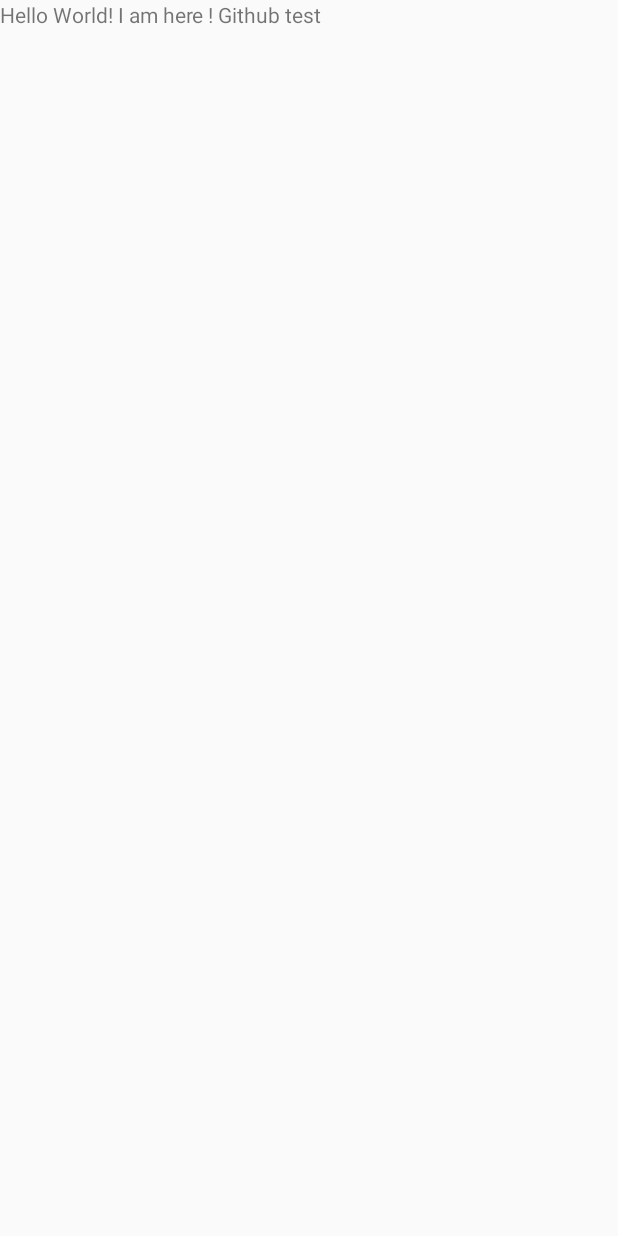
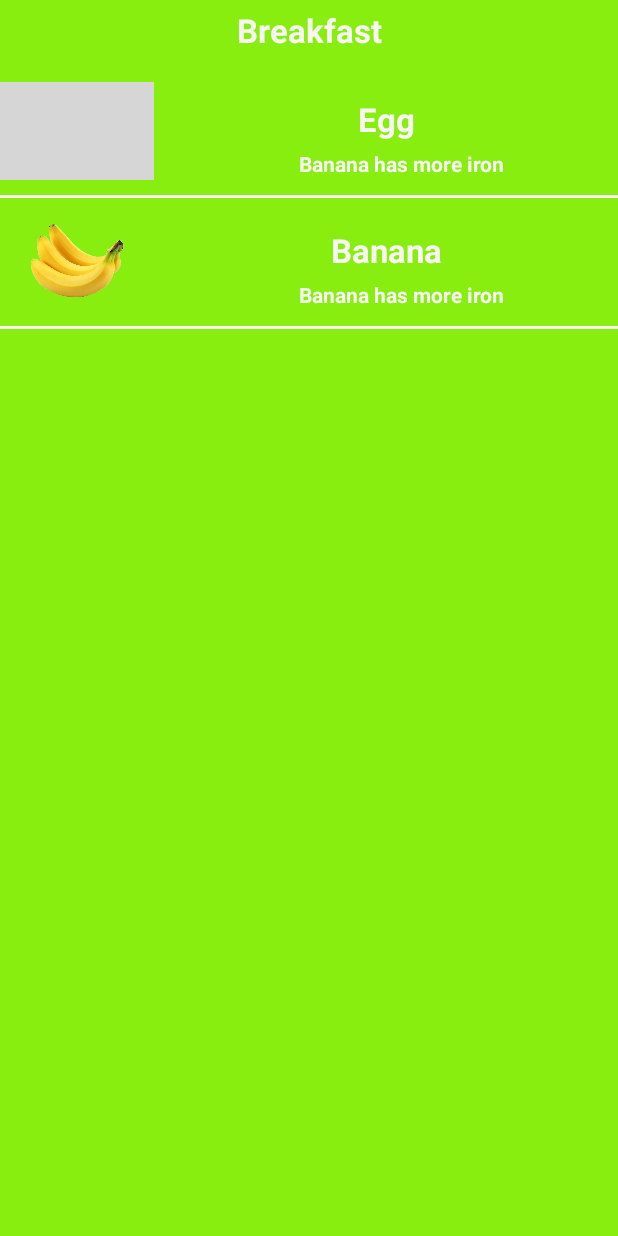
Before and after one commit to aslamhossain43/Info, an Android app: the MainActivity screen opened directly, with no data from a screen before it, on a phone screen of 412 x 824 dp. Before the commit the screen is almost empty. Run offline under Robolectric (Android 15) with nearby library versions, the light colour scheme and no system bars; 1 statement that could not run was skipped; grey boxes are pictures that could not be loaded.

Commit message:
Update completed

```diff
--- /dev/null
+++ b/app/src/main/java/com/renu/info/CustomFoodAdapter.java
@@ -0,0 +1,57 @@
+package com.renu.info;
+
+import android.content.Context;
+import android.view.LayoutInflater;
+import android.view.View;
+import android.view.ViewGroup;
+import android.widget.BaseAdapter;
+import android.widget.ImageView;
+import android.widget.TextView;
+
+public class CustomFoodAdapter extends BaseAdapter {
+    private Context context;
+    private String[] foodNames;
+    private int[]foodImages;
+private LayoutInflater layoutInflater;
+    public CustomFoodAdapter(Context context, String[] foodNames, int[] foodImages) {
+        this.context = context;
+        this.foodNames = foodNames;
+        this.foodImages = foodImages;
+    }
+
+    @Override
+    public int getCount() {
+        return foodNames.length;
+    }
+
+    @Override
+    public Object getItem(int position) {
+        return null;
+    }
+
+    @Override
+    public long getItemId(int position) {
+        return 0;
+    }
+
+    @Override
+    public View getView(int position, View convertView, ViewGroup parent) {
+
+        if (convertView==null){
+            layoutInflater= (LayoutInflater) context.getSystemService(Context.LAYOUT_INFLATER_SERVICE);
+convertView=layoutInflater.inflate(R.layout.food_view,parent,false);
+
+
+        }
+        ImageView imageView=convertView.findViewById(R.id.foodImageViewId);
+        TextView textView=convertView.findViewById(R.id.foodNameTextViewId);
+        imageView.setImageResource(foodImages[position]);
+        textView.setText(foodNames[position]);
+
+
+
+
+
+        return convertView;
+    }
+}
--- a/app/src/main/java/com/renu/info/MainActivity.java
+++ b/app/src/main/java/com/renu/info/MainActivity.java
@@ -3,19 +3,42 @@ package com.renu.info;
 import androidx.appcompat.app.AppCompatActivity;
 
 import android.os.Bundle;
+import android.util.Log;
+import android.view.View;
+import android.widget.AdapterView;
+import android.widget.ListView;
+import android.widget.TextView;
+import android.widget.Toast;
 
 public class MainActivity extends AppCompatActivity {
+    private ListView mainListViewId;
+    private String[] foodNames;
+    private int[] foodImages = {R.drawable.egg, R.drawable.banana};
+    private TextView routinTextViewId;
 
     @Override
     protected void onCreate(Bundle savedInstanceState) {
         super.onCreate(savedInstanceState);
         setContentView(R.layout.activity_main);
+        mainListViewId = findViewById(R.id.mainListViewId);
+        routinTextViewId = findViewById(R.id.routinTextViewId);
+        foodNames = getResources().getStringArray(R.array.food_names);
+ //-------------------------------------------------------------------------------------------
+ //GET FROM WeatherINformation Activity
+       Bundle bundle = getIntent().getExtras();
+        String sunrise=bundle.getString("sunrise");
+        Log.d("sss", "onCreate: "+sunrise);
+ //--------------------------------------------------------------------------------------------
+        CustomFoodAdapter customFoodAdapter = new CustomFoodAdapter(this, foodNames, foodImages);
+        mainListViewId.setAdapter(customFoodAdapter);
 
-
-
-
-
-
+        mainListViewId.setOnItemClickListener(new AdapterView.OnItemClickListener() {
+            @Override
+            public void onItemClick(AdapterView<?> parent, View view, int position, long id) {
+                String food_names = foodNames[position];
+                Toast.makeText(MainActivity.this, food_names, Toast.LENGTH_SHORT).show();
+            }
+        });
 
 
     }
--- a/app/src/main/java/com/renu/info/MyFoodService.java
+++ b/app/src/main/java/com/renu/info/MyFoodService.java
@@ -14,7 +14,8 @@ import java.util.TimerTask;
 
 
 public class MyFoodService extends Service {
-    public static final int notify = 1500000;  //interval between two services(Here Service run every 5 Minute)
+    /*public static final int notify = 3000000;*/  //interval between two services(Here Service run every 5 Minute)
+    public static final int notify = 10000;  //interval between two services(Here Service run every 5 Minute)
     private Handler mHandler = new Handler();   //run on another Thread to avoid crash
     private Timer mTimer = null;    //timer handling
 
--- a/app/src/main/res/layout/activity_main.xml
+++ b/app/src/main/res/layout/activity_main.xml
@@ -4,15 +4,30 @@
     xmlns:tools="http://schemas.android.com/tools"
     android:layout_width="match_parent"
     android:layout_height="match_parent"
+    android:orientation="vertical"
+    android:background="#87EE0F"
     tools:context=".MainActivity">
+    <TextView
+        android:id="@+id/routinTextViewId"
+        android:layout_width="match_parent"
+        android:layout_height="wrap_content"
+        android:textStyle="bold"
+        android:text="Breakfast"
+        android:textAppearance="?android:attr/textAppearanceLarge"
+        android:gravity="center"
+        android:layout_marginBottom="10dp"
+        android:layout_marginTop="5dp"
+        android:textColor="#F7F6F3"
 
-    <TextView
-        android:layout_width="wrap_content"
-        android:layout_height="wrap_content"
-        android:text="Hello World! I am here ! Github test"
-        app:layout_constraintBottom_toBottomOf="parent"
-        app:layout_constraintLeft_toLeftOf="parent"
-        app:layout_constraintRight_toRightOf="parent"
-        app:layout_constraintTop_toTopOf="parent" />
+
+        />
+
+    <ListView
+        android:listSelector="#0CF816"
+        android:divider="#F5F4ED"
+        android:dividerHeight="2dp"
+        android:id="@+id/mainListViewId"
+        android:layout_width="match_parent"
+        android:layout_height="match_parent"></ListView>
 
 </LinearLayout>
--- /dev/null
+++ b/app/src/main/res/layout/food_view.xml
@@ -0,0 +1,71 @@
+<?xml version="1.0" encoding="utf-8"?>
+<LinearLayout xmlns:android="http://schemas.android.com/apk/res/android"
+    android:orientation="vertical" android:layout_width="match_parent"
+    android:layout_height="match_parent">
+
+
+<LinearLayout
+    android:layout_marginBottom="10dp"
+    android:layout_marginTop="10dp"
+    android:weightSum="4"
+    android:layout_width="match_parent"
+    android:layout_height="65dp">
+    <ImageView
+        android:id="@+id/foodImageViewId"
+        android:src="@drawable/banana"
+        android:layout_weight="1"
+        android:layout_width="0dp"
+        android:layout_height="wrap_content" />
+
+<LinearLayout
+
+    android:orientation="vertical"
+    android:layout_weight="3"
+    android:layout_width="0dp"
+    android:layout_height="match_parent">
+
+    <TextView
+        android:id="@+id/foodNameTextViewId"
+        android:layout_width="match_parent"
+        android:layout_height="wrap_content"
+        android:layout_marginTop="10dp"
+        android:gravity="center_horizontal"
+        android:text="Banana"
+        android:textAppearance="?android:attr/textAppearanceLarge"
+        android:textStyle="bold"
+        android:textColor="#F7F6F3"
+
+        />
+
+    <TextView
+        android:id="@+id/foodDescriptionTextViewId"
+        android:layout_width="match_parent"
+        android:layout_height="wrap_content"
+        android:layout_marginTop="5dp"
+        android:gravity="center_horizontal"
+        android:text="Banana has more iron"
+        android:layout_marginLeft="20dp"
+        android:textAppearance="?android:attr/textAppearanceSmall"
+        android:textStyle="bold"
+        android:textColor="#F7F6F3"
+        />
+
+</LinearLayout>
+
+
+
+
+
+
+
+</LinearLayout>
+
+
+
+
+
+
+
+
+
+</LinearLayout>
--- a/app/src/main/res/values/strings.xml
+++ b/app/src/main/res/values/strings.xml
@@ -4,4 +4,12 @@
     <string name="splash_alert_message">Do you want to keep it in background ?</string>
     <string name="splash_alert_yes">Yes</string>
     <string name="splash_alert_cancel">Cancel</string>
+
+    <string-array name="food_names">
+        <item>Egg</item>
+        <item>Banana</item>
+
+
+    </string-array>
+
 </resources>
```
Also changed, not shown: app/src/main/java/com/renu/info/WeatherInformation.java (+46 -38 lines), app/src/main/res/drawable-hdpi/banana.png (added), 1 other file.
